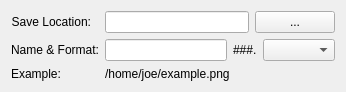
The window that src/SaveLocation.ui (KDE/skanlite) describes before a commit, drawn with Qt 5.
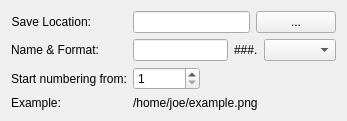
The same window after the commit. Custom widgets are drawn as their Qt base class.

Commit message: Add option to set sequence-number Do not open "first image" dialog after settings dialog has been canceled.

Patch:
```diff
--- a/src/SaveLocation.ui
+++ b/src/SaveLocation.ui
@@ -6,8 +6,8 @@
    <rect>
     <x>0</x>
     <y>0</y>
-    <width>346</width>
-    <height>90</height>
+    <width>347</width>
+    <height>110</height>
    </rect>
   </property>
   <property name="windowTitle">
@@ -78,20 +78,37 @@
      </item>
     </layout>
    </item>
-   <item row="2" column="1">
-    <widget class="QLabel" name="resultValue">
+   <item row="3" column="1">
+    <widget class="QLabel" name="u_resultValue">
      <property name="text">
       <string>/home/joe/example.png</string>
      </property>
     </widget>
    </item>
-   <item row="2" column="0">
-    <widget class="QLabel" name="resultValue_2">
+   <item row="3" column="0">
+    <widget class="QLabel" name="resultLabel">
      <property name="text">
       <string>Example:</string>
      </property>
     </widget>
    </item>
+   <item row="2" column="0">
+    <widget class="QLabel" name="numStartFromLabel">
+     <property name="text">
+      <string>Start numbering from:</string>
+     </property>
+    </widget>
+   </item>
+   <item row="2" column="1">
+    <widget class="QSpinBox" name="u_numStartFrom">
+     <property name="minimum">
+      <number>1</number>
+     </property>
+     <property name="maximum">
+      <number>999999</number>
+     </property>
+    </widget>
+   </item>
   </layout>
  </widget>
  <customwidgets>
```
Left out of the diff: 8 changed lines with no effect on the pictures. The commit also changes 2 other files.
